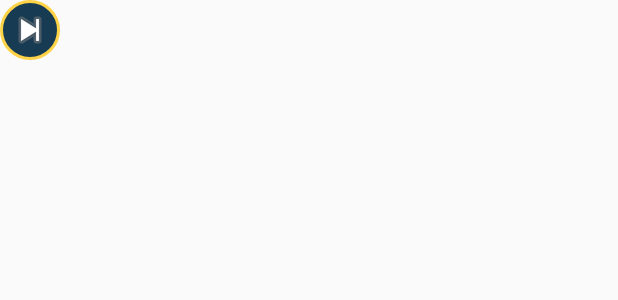
After one commit to daffodil11/fe-offthewall-consumer, an Android app: the layout button_right.xml on its own in the app's theme, with its tools: preview values and no code run, on a phone screen of 412 x 824 dp. The commit adds this screen. Shown: the top 300 px of the screen. Run offline under Robolectric (Android 15) with nearby library versions, the phone set to English and light mode, and no system bars.

Commit message:
Adds a circular button for switching to the next image.

```diff
--- /dev/null
+++ b/app/src/main/res/drawable/circle.xml
@@ -0,0 +1,15 @@
+<?xml version="1.0" encoding="utf-8"?>
+<shape
+    xmlns:android="http://schemas.android.com/apk/res/android"
+    android:shape="oval">
+
+    <solid
+        android:color="@color/colorAccent"/>
+    <stroke
+        android:color="@color/colorPrimary"
+        android:width="@dimen/stroke_width" />
+
+    <size
+        android:width="@dimen/image_selection_button_size"
+        android:height="@dimen/image_selection_button_size"/>
+</shape>
--- /dev/null
+++ b/app/src/main/res/layout/button_right.xml
@@ -0,0 +1,8 @@
+<?xml version="1.0" encoding="utf-8"?>
+<ImageButton xmlns:android="http://schemas.android.com/apk/res/android"
+    android:layout_width="wrap_content"
+    android:layout_height="wrap_content"
+    android:background="@drawable/circle"
+    android:src="@android:drawable/ic_media_next">
+
+</ImageButton>
--- a/app/src/main/res/values/dimens.xml
+++ b/app/src/main/res/values/dimens.xml
@@ -6,4 +6,6 @@
     <dimen name="fab_margin">16dp</dimen>
     <dimen name="appbar_padding_top">8dp</dimen>
     <dimen name="hint_image_size">80dp</dimen>
+    <dimen name="image_selection_button_size">40dp</dimen>
+    <dimen name="stroke_width">2dp</dimen>
 </resources>
```
